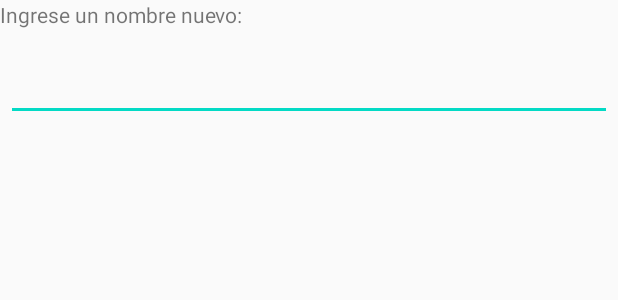
After one commit to pablo86v/PracticaPPlabo5, an Android app: the layout custom_dialog.xml on its own in the app's theme, with its tools: preview values and no code run, on a phone screen of 412 x 824 dp. The commit adds this screen. Shown: the top 300 px of the screen. Run offline under Robolectric (Android 15) with nearby library versions, the phone set to English and light mode, and no system bars.

Commit message:
+ dialog

```diff
--- /dev/null
+++ b/app/src/main/res/layout/custom_dialog.xml
@@ -0,0 +1,23 @@
+<?xml version="1.0" encoding="utf-8"?>
+<LinearLayout
+    xmlns:android="http://schemas.android.com/apk/res/android"
+    xmlns:tools="http://schemas.android.com/tools"
+    android:layout_width="match_parent"
+    android:layout_height="wrap_content"
+    android:orientation="vertical">
+
+    <TextView
+        android:layout_width="wrap_content"
+        android:layout_height="wrap_content"
+        android:text="@string/tituloDialog"/>
+
+    <EditText
+        android:id="@+id/tvNombreProductoNuevo"
+        android:inputType="textAutoComplete"
+        android:layout_width="match_parent"
+        android:layout_height="wrap_content"
+        android:layout_marginTop="16dp"
+        android:layout_marginLeft="4dp"
+        android:layout_marginRight="4dp"
+        android:layout_marginBottom="4dp" />
+</LinearLayout>
--- a/app/src/main/res/values/strings.xml
+++ b/app/src/main/res/values/strings.xml
@@ -5,4 +5,9 @@
     <string name="producto">Producto: </string>
     <string name="btnRestarMensaje">Se restó un item de: </string>
     <string name="btnSumarMensaje">Se agregó un item a: </string>
+
+    <string name="tituloDialog">Ingrese un nombre nuevo: </string>
+    <string name="btnOk">Aceptar</string>
+    <string name="btnCancel">Cancelar</string>
+
 </resources>
```
Also changed, not shown: app/src/main/java/com/example/practicapplabo5/Dialog.java (added, +70 -0 lines), app/src/main/java/com/example/practicapplabo5/MainActivity.java (+14 -2 lines), 1 other file.
